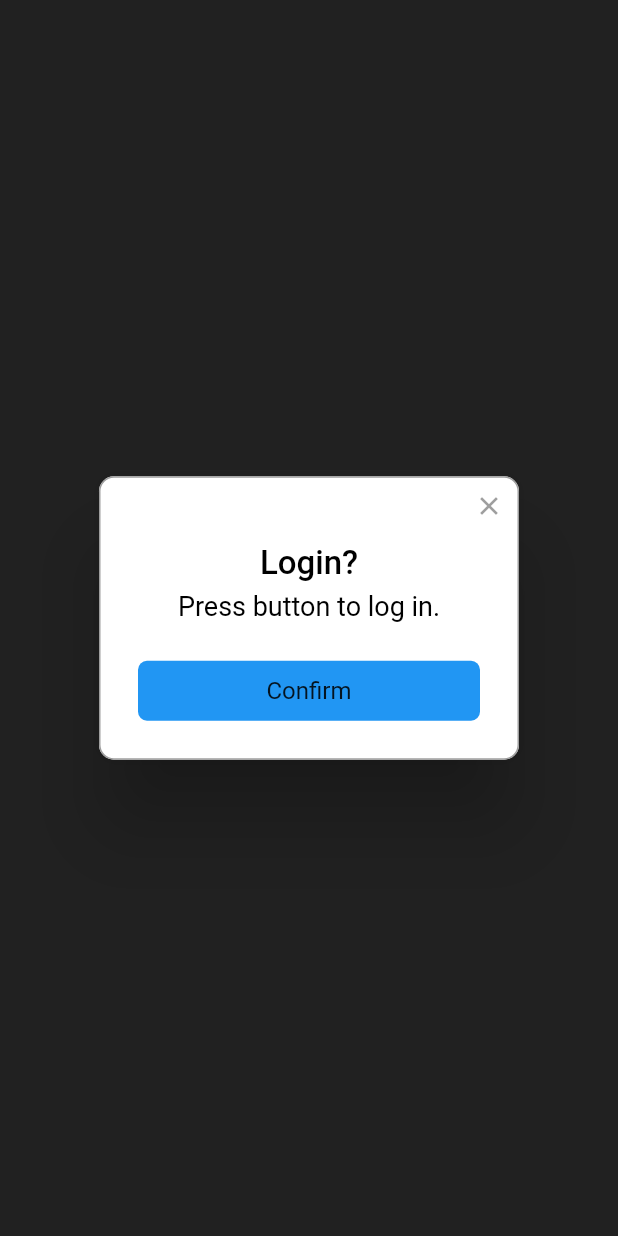
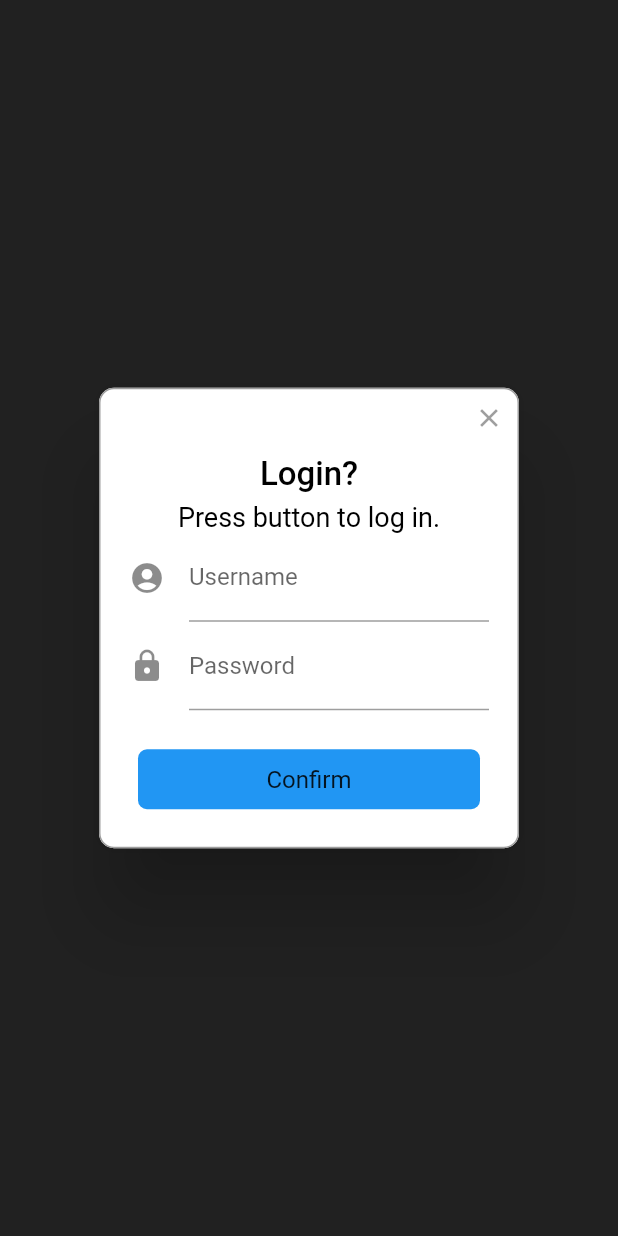
Before and after one commit to aschaap/flutter-dialog-manager, a Flutter app: the screen it shows after launch, after a tap on "Show Dialog", on a phone screen of 412 x 824 dp. Run offline on Flutter 3.47's test engine with Material 2 defaults, Android fonts, the light colour scheme and no system bars; drawn by our look-alikes of rflutter_alert; our stand-ins replace get_it.

Commit message:
Exposed rflutter Alert's custom content attribute

```diff
--- a/lib/datamodels/alert/alert_request.dart
+++ b/lib/datamodels/alert/alert_request.dart
@@ -5,11 +5,13 @@ class AlertRequest {
   final String description;
   final String buttonTitle;
   String buttonTitle1;
+  Widget content;
 
   AlertRequest ({
     @required this.title,
     @required this.description,
     @required this.buttonTitle,
     this.buttonTitle1,
+    this.content,
   });
 }
--- a/lib/managers/dialog_manager.dart
+++ b/lib/managers/dialog_manager.dart
@@ -31,6 +31,7 @@ class _DialogManagerState extends State<DialogManager> {
             context: context,
             title: request.title,
             desc: request.description,
+            content: request.content,
             closeFunction: () =>
                 _dialogService.dialogComplete(AlertResponse(confirmed: false)),
             buttons: (request.buttonTitle1 != null)
--- a/lib/services/dialog_service.dart
+++ b/lib/services/dialog_service.dart
@@ -2,6 +2,7 @@ import 'dart:async';
 
 import 'package:dialog_manager/datamodels/alert/alert_request.dart';
 import 'package:dialog_manager/datamodels/alert/alert_response.dart';
+import 'package:flutter/material.dart';
 
 class DialogService {
   Function(AlertRequest) _showDialogListener;
@@ -17,14 +18,16 @@ class DialogService {
     String title,
     String description,
     String buttonTitle = 'Ok', // default value in case none is passed
-    String buttonTitle1
+    String buttonTitle1,
+    Widget content
   }) {
     _dialogCompleter = Completer<AlertResponse>();
     var request = AlertRequest(
       title: title,
       description: description,
       buttonTitle: buttonTitle,
-      buttonTitle1: buttonTitle1
+      buttonTitle1: buttonTitle1,
+      content: content
     );
     _showDialogListener(request);
     return _dialogCompleter.future;
--- a/lib/viewmodels/home_view_model.dart
+++ b/lib/viewmodels/home_view_model.dart
@@ -1,16 +1,39 @@
 import 'package:dialog_manager/services/dialog_service.dart';
 import 'package:flutter/foundation.dart';
 import 'package:dialog_manager/locator.dart';
+import 'package:flutter/material.dart';
 
 class HomeViewModel extends ChangeNotifier {
   DialogService _dialogService = locator<DialogService>();
+
+final userController = TextEditingController();
+final passController = TextEditingController();
 
   Future doThings() async {
     print('dialog called');
     var dialogResult = await _dialogService.showDialog(
         title: 'Login?',
         description: 'Press button to log in.',
-        buttonTitle: 'Confirm');
+        buttonTitle: 'Confirm',
+        content: Column(
+          children: <Widget>[
+            TextField(
+              controller: userController,
+              decoration: InputDecoration(
+                icon: Icon(Icons.account_circle),
+                labelText: 'Username',
+              ),
+            ),
+            TextField(
+              controller: passController,
+              obscureText: true,
+              decoration: InputDecoration(
+                icon: Icon(Icons.lock),
+                labelText: 'Password',
+              ),
+            ),
+          ],
+        ));
     if (dialogResult.confirmed) {
       print('User has confirmed login');
       var dialogResult1 = await _dialogService.showDialog(
@@ -20,6 +43,7 @@ class HomeViewModel extends ChangeNotifier {
           buttonTitle1: 'No');
       if (dialogResult1.confirmed != null && dialogResult1.confirmed) {
         print('User has confirmed (i.e., "yes")');
+
       } else if (dialogResult1.button1 != null && dialogResult1.button1) {
         print('User has pressed button1 (i.e., "no")');
       } else {
```
